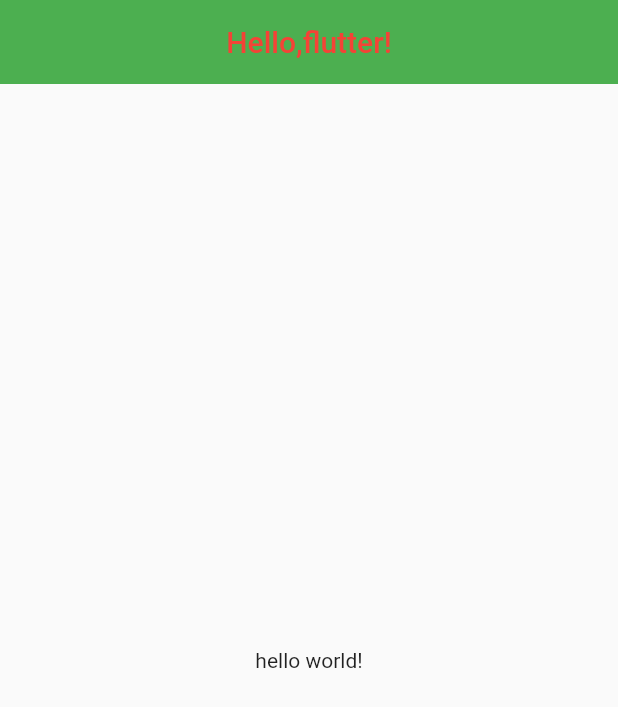
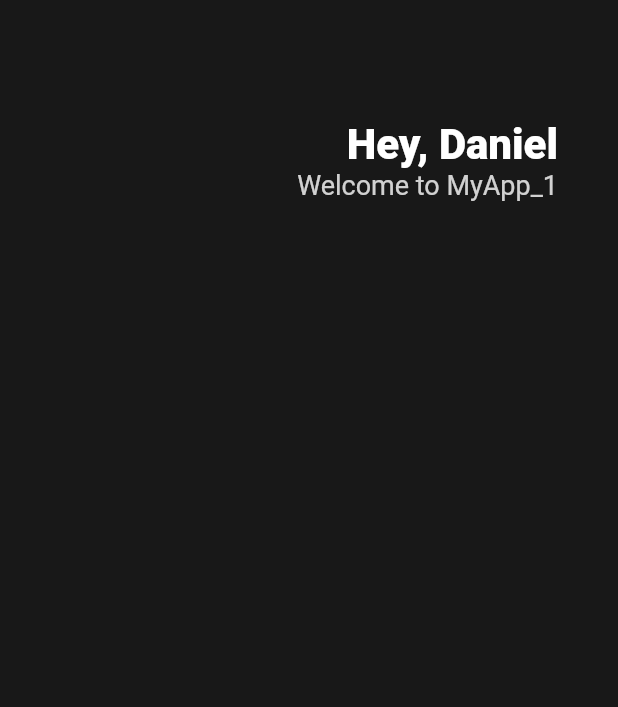
Before and after one commit to bladnoch/Flutter_App_UI, a Flutter app: the screen it shows after launch, on a phone screen of 412 x 824 dp. Shown: the top 707 px of the screen. Run offline on Flutter 3.47's test engine with Material 2 defaults, Android fonts, the phone set to English and light mode, and no system bars.

Commit message:
designed header

```diff
--- a/lib/main.dart
+++ b/lib/main.dart
@@ -24,16 +24,39 @@ class App extends StatelessWidget{ // StatelessWidget: 무언가를 화면에
   Widget build(BuildContext context){ //StatelessWidget을 사용할때 build()를 만들어 줘야한다.
     return MaterialApp( // 디자인의 기본 형태(MaterialApp: 안드로이드)
         home: Scaffold( // 디자인의 기본 뼈대(Scaffold)
-          appBar: AppBar(
-            centerTitle: true,
-            elevation: 0,
-            backgroundColor: Colors.green,
-            foregroundColor: Colors.red,
-            title:Text("Hello,flutter!"),
+          backgroundColor: Color(0xff181818) ,
+          body: Padding( // 4 방향 외곽 간격
+            padding: EdgeInsets.symmetric(
+              horizontal: 40, //패팅
+            ),
+            child: Column(
+            children: [
+              SizedBox(
+                height: 80, //위를 기준으로 위치
+              ),
+              Row(
+                mainAxisAlignment: MainAxisAlignment.end, //텍스트 위치 오른쪽 정렬
+                children: [
+                  Column(
+                    crossAxisAlignment: CrossAxisAlignment.end, //텍스트간 위치 오른쪽 정렬
+                    children: [
+                      Text("Hey, Daniel", //텍스트 스타일
+                        style: TextStyle(
+                          color: Colors.white,
+                          fontSize: 28,
+                          fontWeight: FontWeight.w800,
+                        ),),
+                      Text("Welcome to MyApp_1", //텍스트 스타일
+                        style: TextStyle(
+                          color: Colors.white.withOpacity(0.8),
+                          fontSize: 18,
+                        ),
+                      ),
+                    ],),
+                ],
+              )
+            ],
           ),
-          body: Center(
-            child: Text("hello world!"),
-
           ),
         ),
       );
```
